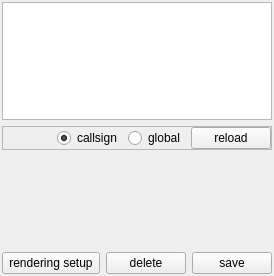
The window that src/blackgui/components/interpolationsetupcomponent.ui (swift-project/pilotclient) describes before a commit, drawn with Qt 5.
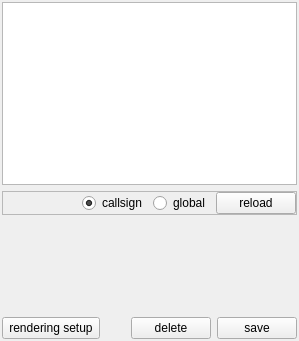
The same window after the commit. Custom widgets are drawn as their Qt base class.

```diff
--- a/src/blackgui/components/interpolationsetupcomponent.ui
+++ b/src/blackgui/components/interpolationsetupcomponent.ui
@@ -6,8 +6,8 @@
    <rect>
     <x>0</x>
     <y>0</y>
-    <width>260</width>
-    <height>276</height>
+    <width>299</width>
+    <height>341</height>
    </rect>
   </property>
   <property name="windowTitle">
```
